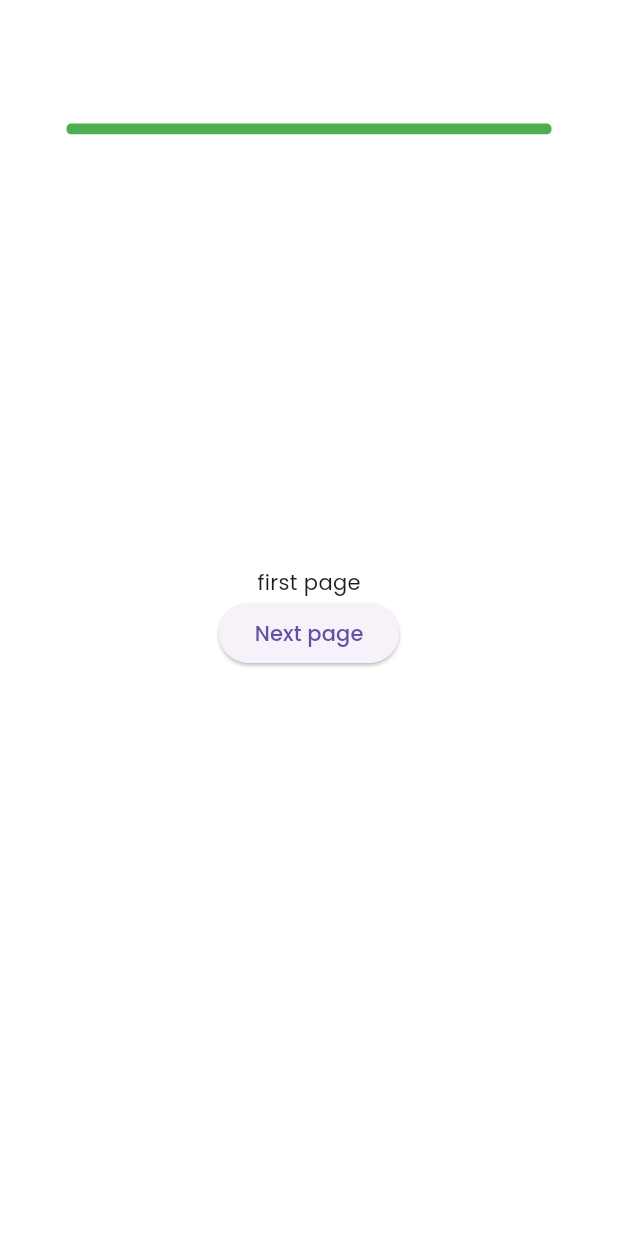
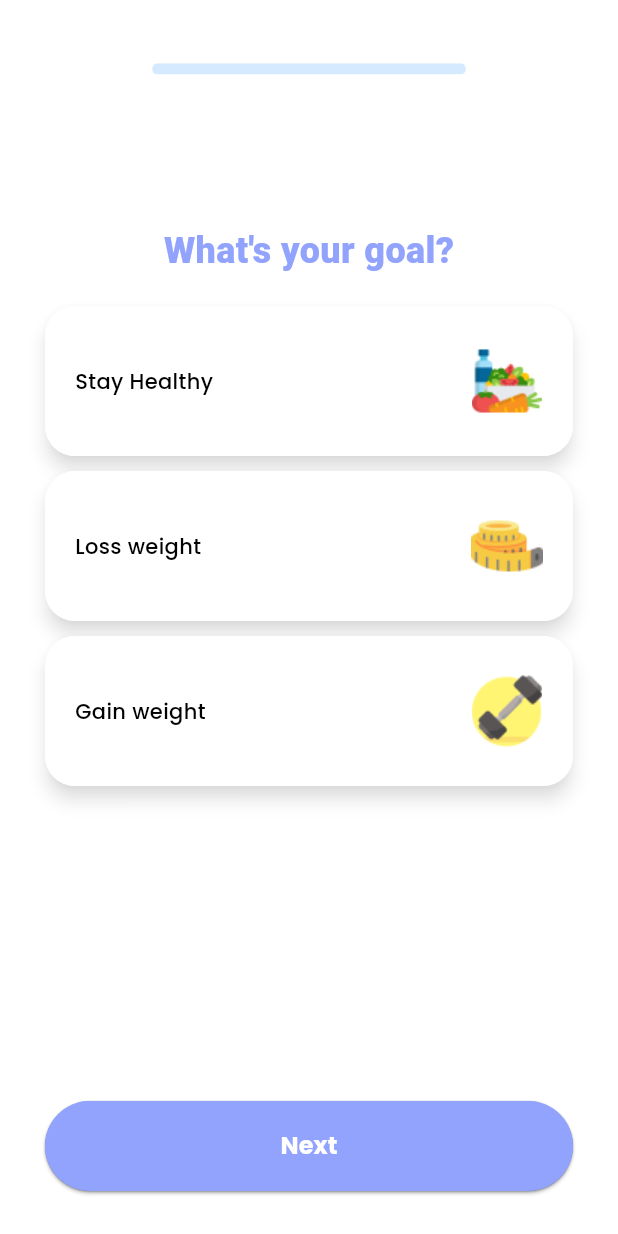
Before and after one commit to Fatitboo/MyFitnessPN, a Flutter app: the WelcomePage screen opened by its route, on a phone screen of 412 x 824 dp. Run offline on Flutter 3.47's test engine with Material 3 defaults, Android fonts, the phone set to English and light mode, and no system bars; drawn by our look-alikes of percent_indicator; our stand-ins replace flutter_screenutil, get, google_fonts; Roboto replaces fonts that are missing (Gothic).

Commit message:
some view

```diff
--- a/client/lib/res/values/color_extension.dart
+++ b/client/lib/res/values/color_extension.dart
@@ -3,12 +3,15 @@ import 'package:flutter/material.dart';
 class AppColor {
   static Color get primaryColor1 => const Color(0xff92A3FD);
   static Color get primaryColor2 => const Color(0xff9DCEFF);
+  static Color get primaryColor3 => Color.fromARGB(255, 213, 234, 255);
+
 
   static Color get secondaryColor1 => const Color(0xffC58BF2);
   static Color get secondaryColor2 => const Color(0xffEEA4CE);
 
   static const Color thirdElementText = Color.fromARGB(255, 183, 191, 202);
   static const Color brand05 = Color(0xff92A3FD);
+  static const Color blackText = Color(0xff92A3FD);
 
   static List<Color> get primaryG => [ primaryColor2, primaryColor1 ];
   static List<Color> get secondaryG => [secondaryColor2, secondaryColor1];
--- /dev/null
+++ b/client/lib/res/values/constants.dart
@@ -0,0 +1,5 @@
+class Constant {
+  static const GOAL_gainWeight = "gainweight";
+  static const GOAL_loseWeight = "loseweight";
+  static const GOAL_maintenance = "maintenance";
+}
--- a/client/lib/views/intro/intro_page.dart
+++ b/client/lib/views/intro/intro_page.dart
@@ -17,7 +17,7 @@ class IntroPage extends GetView<IntroController> {
           padding: const EdgeInsets.symmetric(vertical: 15, horizontal: 30),
           child: Column(
             children: [
-              // big logo
+              // big logdo
               Padding(
                 padding: const EdgeInsets.only(
                   left: 70.0,
--- a/client/lib/views/user/sign_in/sign_in_controller.dart
+++ b/client/lib/views/user/sign_in/sign_in_controller.dart
@@ -8,7 +8,7 @@ class SignInController extends GetxController {
   final usernameController = TextEditingController();
   final passwordController = TextEditingController();
   void signUserIn() {
-    Get.offAndToNamed(AppRoutes.WELCOME);
+    // Get.offAndToNamed(AppRoutes.WELCOME);
   }
   toPageSignUp() async {
     Get.offAndToNamed(AppRoutes.SIGN_UP);
--- a/client/lib/views/user/sign_up/sign_up_controller.dart
+++ b/client/lib/views/user/sign_up/sign_up_controller.dart
@@ -9,9 +9,11 @@ class SignUpController extends GetxController {
   final passwordController = TextEditingController();
   final repassController = TextEditingController();
   toPageSignIn() async {
-    Get.offAndToNamed(AppRoutes.SIGN_IN_ADMIN);
+    Get.offAndToNamed(AppRoutes.SIGN_IN_USER);
   }
-  void signUserUp(){}
+  void signUserUp(){
+    Get.offAndToNamed(AppRoutes.WELCOME);
+  }
   @override
   void onInit() {
     // TODO: implement onInit
--- /dev/null
+++ b/client/lib/views/user/welcome/components/SimpleButtonCard.dart
@@ -0,0 +1,52 @@
+import 'package:flutter/material.dart';
+
+import '../../../../res/values/color_extension.dart';
+
+class SimpleButtonCard extends StatelessWidget {
+  const SimpleButtonCard({super.key, required this.buttonText, required this.backgroundColor, required this.textColor, required this.iconAssets, required this.onTap});
+  final Color backgroundColor, textColor;
+  final String iconAssets;
+  final VoidCallback onTap;
+  final String buttonText;
+
+  @override
+  Widget build(BuildContext context) {
+    return SafeArea(
+      child:  Material(
+        elevation: 5,
+        shadowColor: const Color.fromARGB(80, 57, 57, 57),
+        borderRadius: const BorderRadius.all(Radius.circular(20)),
+        child: InkWell(
+          onTap: () {
+            onTap();
+          },
+          borderRadius: const BorderRadius.all(Radius.circular(20)),
+          child: Container(
+            height: 100,
+            padding: const EdgeInsets.only(left: 20, right: 20),
+            child: Row(
+              mainAxisAlignment: MainAxisAlignment.spaceBetween,
+              crossAxisAlignment: CrossAxisAlignment.center,
+              children: [
+                Text(buttonText, style: TextStyle(fontSize: 14, fontWeight: FontWeight.w500, color: textColor),),
+                Container(
+                  height: 48.0,
+                  width: 48.0,
+                  child: SizedBox(
+                    width: 54,
+                    height: 54,
+                    child: Image.asset(iconAssets),
+                  ),
+                ),
+              ],
+            ),
+            decoration: BoxDecoration(
+              color: backgroundColor,
+              borderRadius: const BorderRadius.all(Radius.circular(20)),
+            )
+          ),
+        )
+      )
+    );
+  }
+}
--- a/client/lib/views/user/welcome/pages/first_page.dart
+++ b/client/lib/views/user/welcome/pages/first_page.dart
@@ -1,26 +1,108 @@
+import 'package:do_an_2/res/values/color_extension.dart';
+import 'package:do_an_2/res/values/constants.dart';
+import 'package:do_an_2/res/widgets/my_button.dart';
+import 'package:do_an_2/views/user/welcome/components/SimpleButtonCard.dart';
 import 'package:flutter/material.dart';
+import 'package:get/get.dart';
 
-class FirstPage extends StatelessWidget {
+import '../welcome_controller.dart';
+
+class FirstPage extends GetView<WelcomeController> {
   final VoidCallback onTap;
-  const FirstPage({super.key,  required this.onTap});
+  var selectedIndex = 3.obs;
+
+  FirstPage({
+    Key? key,
+    required this.onTap,
+  }) : super(key: key);
+
+  void changeStatus(var index) {
+    selectedIndex.value = index;
+  }
 
   @override
   Widget build(BuildContext context) {
-    return SafeArea(
+    return Obx(() => SafeArea(
         child: Container(
           child: Column(
             mainAxisAlignment: MainAxisAlignment.center,
             crossAxisAlignment: CrossAxisAlignment.center,
             children: [
-              Text('first page'),
-              ElevatedButton(
-                  onPressed: (){
-                    onTap();
-                  },
-                  child: const Text('Next page')),
+              const Text("What's your goal?", style: TextStyle(
+                            color: AppColor.blackText,
+                            fontSize: 24,
+                            fontFamily: 'Gothic',
+                            fontWeight: FontWeight.w900),),
+              Container(
+                margin: EdgeInsets.symmetric(vertical: 20),
+                padding: EdgeInsets.symmetric(horizontal: 30),
+                child: Column(
+                  mainAxisSize: MainAxisSize.min,
+                  children: [
+                    SimpleButtonCard(
+                      buttonText: "Stay Healthy",
+                      backgroundColor: selectedIndex.value == 0 ? AppColor.primaryColor1 : Colors.white,
+                      textColor: selectedIndex.value == 0 ? Colors.white : Colors.black,
+                      iconAssets: 'assets/icons/stayhealthy.png',
+                      onTap: () {
+                        changeStatus(0);
+                        controller.goal.value = Constant.GOAL_maintenance;
+                      },
+                    ),
+                    const SizedBox(
+                      height: 10,
+                    ),
+                    SimpleButtonCard(
+                      buttonText: "Loss weight",
+                      backgroundColor: selectedIndex.value == 1 ? AppColor.primaryColor1 : Colors.white,
+                      textColor: selectedIndex.value == 1 ? Colors.white : Colors.black,
+                      iconAssets: 'assets/icons/loseweight.png',
+                      onTap: () {
+                        changeStatus(1);
+                        controller.goal.value = Constant.GOAL_loseWeight;
+                      },
+                    ),
+                    const SizedBox(
+                      height: 10,
+                    ),
+                    SimpleButtonCard(
+                      buttonText: 'Gain weight',
+                      backgroundColor: selectedIndex.value == 2 ? AppColor.primaryColor1 : Colors.white,
+                      textColor: selectedIndex.value == 2 ? Colors.white : Colors.black,
+                      iconAssets: 'assets/icons/gainweight.png',
+                      onTap: () {
+                        changeStatus(2);
+                        controller.goal.value = Constant.GOAL_gainWeight;
+                      },
+                    ),
+                  ],
+                ),
+              ),
+
+              Expanded(
+                  child: Column(
+                    mainAxisAlignment: MainAxisAlignment.end,
+                    mainAxisSize: MainAxisSize.min,
+                    children: [
+                      Padding(
+                        padding: const EdgeInsets.only(left: 30, right: 30, bottom: 30),
+                        child: MyButton(
+                            onTap: () {
+                              onTap();
+                            },
+                            bgColor: AppColor.blackText,
+                            textString: 'Next',
+                            textColor: Colors.white,
+                        ),
+                      ),
+                    ],
+                  )
+              ),
+
             ],
           ),
-        )
-    );
+
+        ),
+    ));
   }
 }
--- a/client/lib/views/user/welcome/welcome_controller.dart
+++ b/client/lib/views/user/welcome/welcome_controller.dart
@@ -3,10 +3,10 @@ import 'package:get/get.dart';
 
 class WelcomeController extends GetxController {
 
-
-
   var progressValue = 0.0.obs;
   var index = 0.obs;
+  //Goal
+  var goal = "".obs;
 
   @override
   void onInit() {
--- a/client/lib/views/user/welcome/welcome_page.dart
+++ b/client/lib/views/user/welcome/welcome_page.dart
@@ -1,3 +1,5 @@
+import 'package:do_an_2/res/routes/names.dart';
+import 'package:do_an_2/res/values/color_extension.dart';
 import 'package:do_an_2/views/common_widgets/keep_alive_page.dart';
 import 'package:do_an_2/views/user/welcome/pages/final_page.dart';
 import 'package:do_an_2/views/user/welcome/pages/first_page.dart';
@@ -39,8 +41,8 @@ class _buildDotIndicator extends GetView<WelcomeController> {
   Widget build(BuildContext context) {
     // TODO: implement build
     return Obx(() => Positioned(
-        top: 80,
-        width: 300.w,
+        top: 40,
+        width: 200.w,
         height: 10.h,
         child: ClipRRect(
           borderRadius: BorderRadius.circular(8),
@@ -48,8 +50,8 @@ class _buildDotIndicator extends GetView<WelcomeController> {
             height: 10,
             child: LinearPercentIndicator(
               lineHeight: 6.h,
-              backgroundColor: Colors.green,
-              progressColor: Colors.red,
+              backgroundColor: AppColor.primaryColor3,
+              progressColor: AppColor.primaryColor1,
               percent: controller.progressValue.value,
               animateFromLastPercent: true,
               barRadius: const Radius.circular(3),
@@ -90,7 +92,9 @@ class _buildPageView extends GetView<WelcomeController> {
   @override
   Widget build(BuildContext context) {
     // TODO: implement build
-    return PageView(
+    return Padding(
+      padding: const EdgeInsets.only(top: 150),
+      child: PageView(
         scrollDirection: Axis.horizontal,
         onPageChanged: (index) {
           controller.changePage(index);
@@ -102,7 +106,7 @@ class _buildPageView extends GetView<WelcomeController> {
           FirstPage(onTap: () {
             currentPageIndex = pageController.page!.round();
             movingNextPage(pageController, currentPageIndex);
-        }),
+          },),
           KeepAlivePage(
               child: SecondPage(onTap: () {
             currentPageIndex = pageController.page!.round();
@@ -127,6 +131,7 @@ class _buildPageView extends GetView<WelcomeController> {
             movingPreviousPage(pageController, currentPageIndex);
           }))
         ],
+      ),
     );
   }
 }
```
Also changed, not shown: client/assets/icons/gainweight.png (added), client/assets/icons/loseweight.png (added), client/assets/icons/stayhealthy.png (added), client/pubspec.lock. Lines whose indentation alone changed are shown as unchanged.
